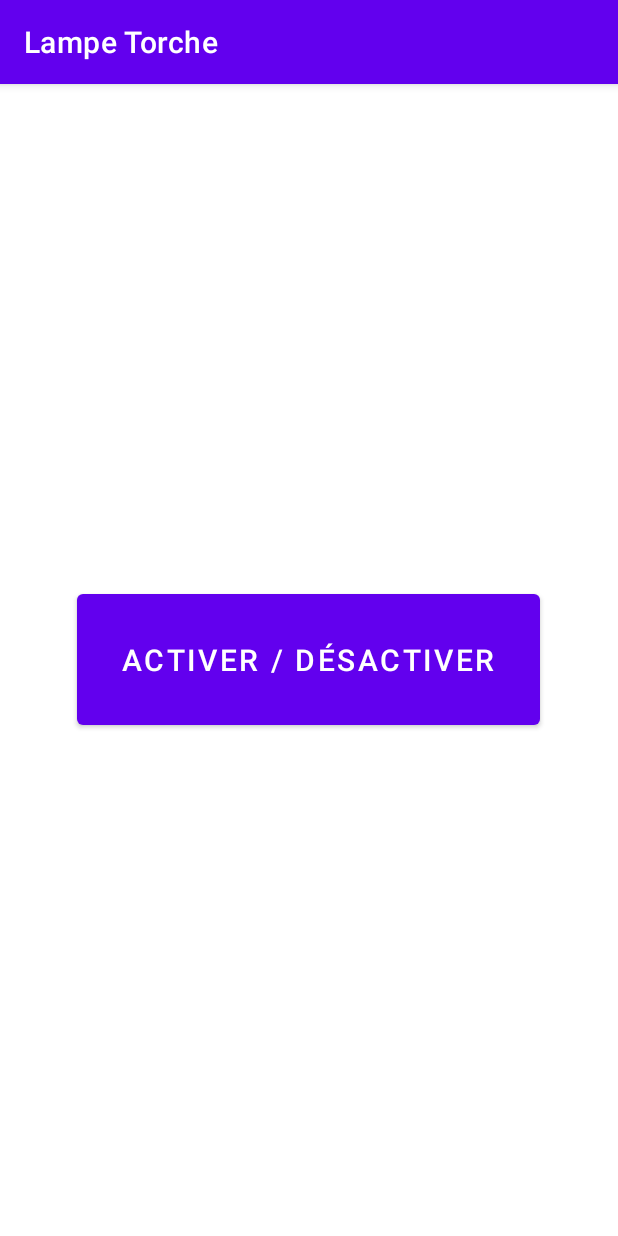
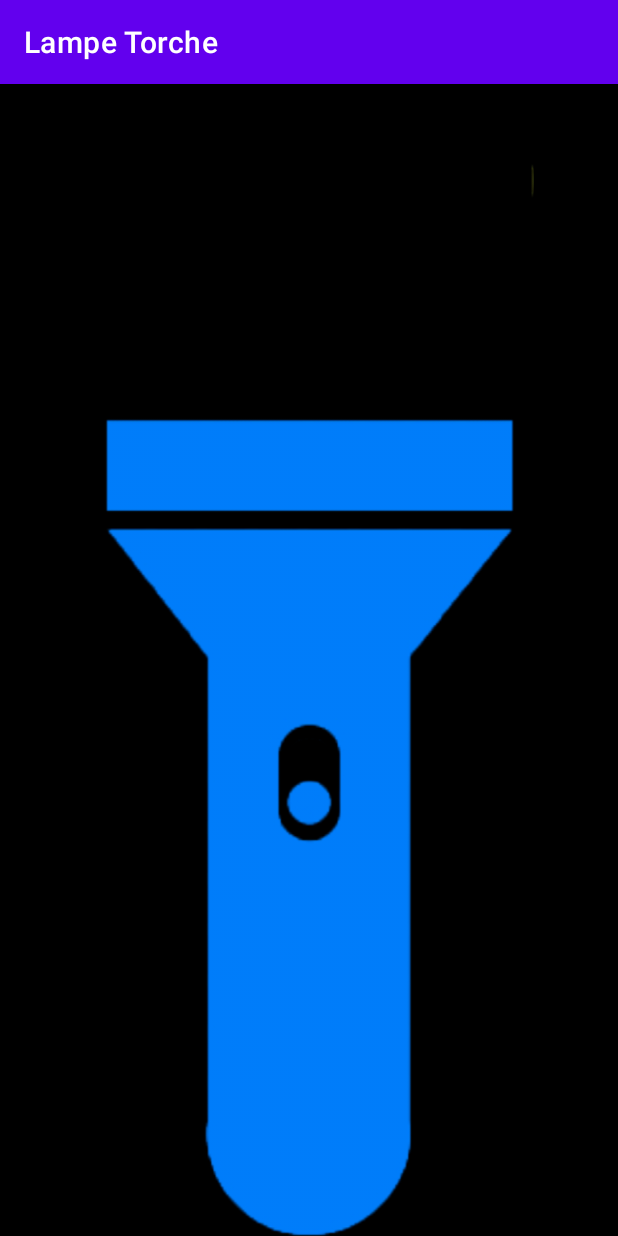
Before and after one commit to Alexandre-Vernet/Lampe_Torche, an Android app: the screen it shows after launch (MainActivity), on a phone screen of 412 x 824 dp. Run offline under Robolectric (Android 15) with nearby library versions, the phone set to English and light mode, and no system bars.

Commit message:
Changement du bouton par une image Ajout d'un fond

```diff
--- a/app/src/main/java/com/ynov/vernet/lampetorche/MainActivity.java
+++ b/app/src/main/java/com/ynov/vernet/lampetorche/MainActivity.java
@@ -5,13 +5,13 @@ import android.hardware.camera2.CameraAccessException;
 import android.hardware.camera2.CameraManager;
 import android.os.Build;
 import android.os.Bundle;
-import android.widget.Button;
+import android.widget.ImageView;
 
 import androidx.appcompat.app.AppCompatActivity;
 
 public class MainActivity extends AppCompatActivity {
 
-    Button btnLampeTorche;
+    ImageView imageViewLampeTorche;
     private int compteurLampeTorche = 1;
 
     @Override
@@ -19,23 +19,33 @@ public class MainActivity extends AppCompatActivity {
         super.onCreate(savedInstanceState);
         setContentView(R.layout.activity_main);
 
+        imageViewLampeTorche = findViewById(R.id.btnLampeTorche);
 
-        btnLampeTorche = findViewById(R.id.btnLampeTorche);
+        imageViewLampeTorche.setOnClickListener(v -> {
+            compteurLampeTorche++;
+            if (compteurLampeTorche % 2 == 0) {
+                // Changer l'image
+                imageViewLampeTorche.setImageResource(R.drawable.lampe_allumee);
 
-        btnLampeTorche.setOnClickListener(v -> {
-            compteurLampeTorche++;
-            if (compteurLampeTorche % 2 == 0)
+                // Allumer la lampe torche
                 etatLampeTorche(true);
-            else
+            } else {
+                // Changer l'image
+                imageViewLampeTorche.setImageResource(R.drawable.lampe_eteinte);
+
+                // Allumer la lampe torche
                 etatLampeTorche(false);
+            }
         });
     }
 
+    // Changer l'état de la lampe
     public void etatLampeTorche(Boolean etat) {
         if (Build.VERSION.SDK_INT >= Build.VERSION_CODES.M) {
             CameraManager camManager = (CameraManager) getSystemService(Context.CAMERA_SERVICE);
-            String cameraId = null;
+            String cameraId;
             try {
+                assert camManager != null;
                 cameraId = camManager.getCameraIdList()[0];
                 camManager.setTorchMode(cameraId, etat);
             } catch (CameraAccessException e) {
--- a/app/src/main/res/layout/activity_main.xml
+++ b/app/src/main/res/layout/activity_main.xml
@@ -1,19 +1,17 @@
 <?xml version="1.0" encoding="utf-8"?>
 <LinearLayout xmlns:android="http://schemas.android.com/apk/res/android"
-    xmlns:app="http://schemas.android.com/apk/res-auto"
     xmlns:tools="http://schemas.android.com/tools"
     android:layout_width="match_parent"
     android:layout_height="match_parent"
     android:gravity="center"
+    android:background="#000"
     android:orientation="vertical"
     tools:context=".MainActivity">
 
-    <Button
+    <ImageView
+        android:src="@drawable/lampe_eteinte"
+        android:id="@+id/btnLampeTorche"
         android:layout_width="wrap_content"
-        android:layout_height="wrap_content"
-        android:text="Activer / désactiver"
-        android:id="@+id/btnLampeTorche"
-        android:padding="30dp"
-        android:textSize="20sp"/>
+        android:layout_height="wrap_content" />
 
 </LinearLayout>
```
Also changed, not shown: app/src/main/res/drawable-v24/lampe_allumee.png (added), app/src/main/res/drawable-v24/lampe_eteinte.png (added).
